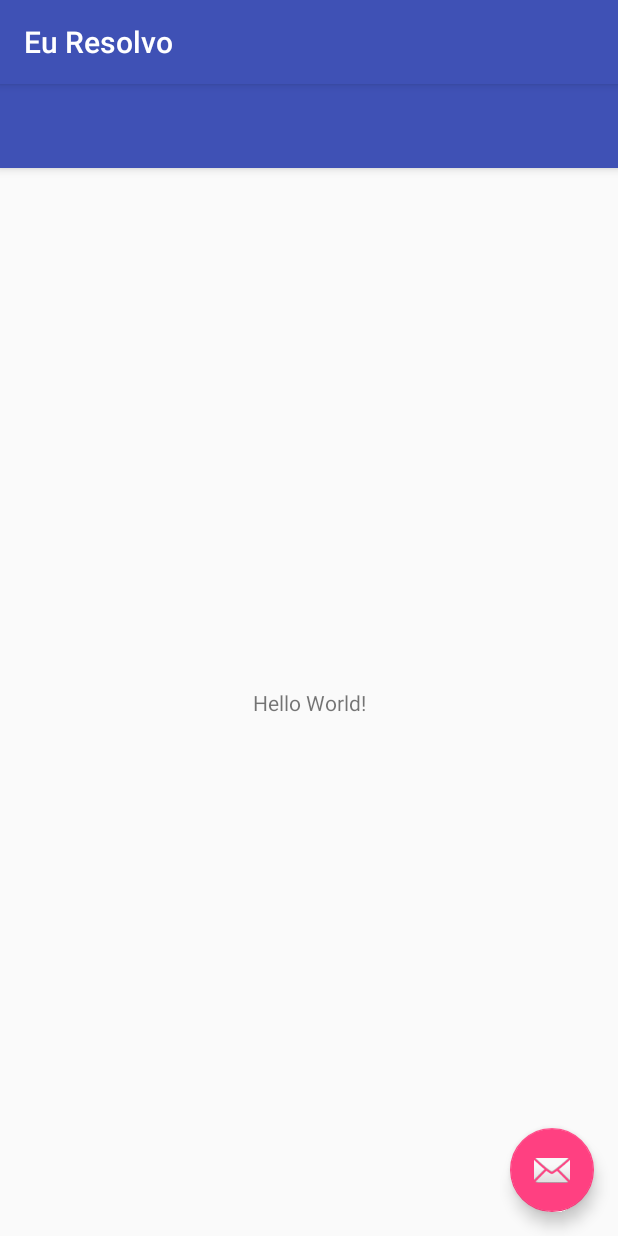
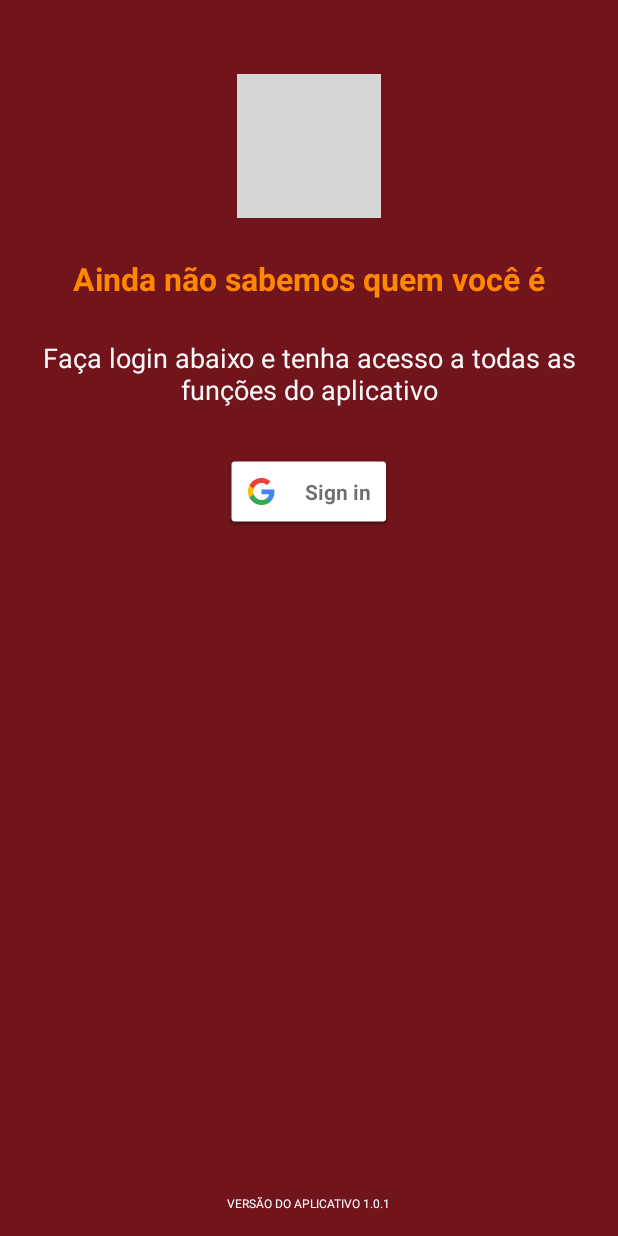
Before and after one commit to levi-rocha/resolve-mobile, an Android app: the screen it shows after launch (SignInActivity before the commit, LoginActivity after it), on a phone screen of 412 x 824 dp. Run offline under Robolectric (Android 15) with nearby library versions, the phone set to English and light mode, and no system bars; grey boxes are pictures that could not be loaded.

Commit message:
Login google

```diff
--- a/app/src/main/AndroidManifest.xml
+++ b/app/src/main/AndroidManifest.xml
@@ -20,14 +20,14 @@
             android:theme="@style/AppTheme.NoActionBar">
 
         </activity>
-        <activity android:name=".SignInActivity">
+        <activity android:name=".SignInActivity"></activity>
+        <activity android:name=".LoginActivity">
             <intent-filter>
                 <action android:name="android.intent.action.MAIN" />
 
                 <category android:name="android.intent.category.LAUNCHER" />
             </intent-filter>
         </activity>
-
     </application>
 
 </manifest>
--- /dev/null
+++ b/app/src/main/java/br/unifor/euresolvo/LoginActivity.java
@@ -0,0 +1,194 @@
+package br.unifor.euresolvo;
+
+import android.app.ProgressDialog;
+import android.content.Intent;
+import android.net.Uri;
+import android.os.Bundle;
+import android.os.Handler;
+import android.support.v7.app.ActionBar;
+import android.support.v7.app.AppCompatActivity;
+import android.util.Log;
+import android.view.View;
+import android.widget.TextView;
+import android.widget.Toast;
+
+
+import com.google.android.gms.auth.api.Auth;
+import com.google.android.gms.auth.api.signin.GoogleSignInAccount;
+import com.google.android.gms.auth.api.signin.GoogleSignInOptions;
+import com.google.android.gms.auth.api.signin.GoogleSignInResult;
+import com.google.android.gms.common.ConnectionResult;
+import com.google.android.gms.common.SignInButton;
+import com.google.android.gms.common.api.GoogleApiClient;
+import com.google.android.gms.common.api.OptionalPendingResult;
+import com.google.android.gms.common.api.ResultCallback;
+import com.google.android.gms.common.api.Status;
+
+
+
+public class LoginActivity extends AppCompatActivity implements GoogleApiClient.OnConnectionFailedListener,
+        View.OnClickListener{
+
+
+    private static final String TAG = "SignInActivity";
+    private static final int RC_SIGN_IN = 9001;
+    private ProgressDialog mProgressDialog;
+    private GoogleApiClient mGoogleApiClient;
+
+    @Override
+    protected void onCreate(Bundle savedInstanceState) {
+        super.onCreate(savedInstanceState);
+        setContentView(R.layout.activity_login);
+        ActionBar bar = getSupportActionBar();
+
+        findViewById(R.id.sign_in_button).setOnClickListener(this);
+        // Configure sign-in to request the user's ID, email address, and basic profile. ID and
+        // basic profile are included in DEFAULT_SIGN_IN.
+        GoogleSignInOptions gso = new GoogleSignInOptions.Builder(GoogleSignInOptions.DEFAULT_SIGN_IN)
+                .requestEmail()
+                .build();
+
+        // Build a GoogleApiClient with access to GoogleSignIn.API and the options above.
+        // ATTENTION: This "addApi(AppIndex.API)"was auto-generated to implement the App Indexing API.
+        // See https://g.co/AppIndexing/AndroidStudio for more information.
+        mGoogleApiClient = new GoogleApiClient.Builder(this)
+                .enableAutoManage(this /* FragmentActivity */, this /* OnConnectionFailedListener */)
+                .addApi(Auth.GOOGLE_SIGN_IN_API, gso)
+                .build();
+
+        try{
+            boolean logout = getIntent().getExtras().getBoolean("logout");
+            if (logout){
+
+            }
+        }catch (Exception e){
+            // logout não execultado
+        }
+        bar.hide();
+
+    }
+
+
+    @Override public void onActivityResult(int requestCode, int resultCode, Intent data) {
+        super.onActivityResult(requestCode, resultCode, data);
+
+        // Result returned from launching the Intent from
+        //   GoogleSignInApi.getSignInIntent(...);
+        if (requestCode == RC_SIGN_IN) {
+            GoogleSignInResult result = Auth.GoogleSignInApi.getSignInResultFromIntent(data);
+            handleSignInResult(result);
+
+        }
+    }
+
+    private void handleSignInResult(GoogleSignInResult result) {
+        Log.d(TAG, "handleSignInResult:" + result.isSuccess());
+        if (result.isSuccess()) {
+            // Signed in successfully, show authenticated UI.
+            GoogleSignInAccount acct = result.getSignInAccount();
+            // TODO: acct (resultado)
+            hideProgressDialog();
+            startActivity(new Intent(LoginActivity.this, MainActivity.class));
+//
+//            updateUI(true);
+//        } else {
+//            // Signed out, show unauthenticated UI.
+//            updateUI(false);
+        }
+    }
+
+    private void updateUI(boolean signedIn) {
+        if (signedIn) {
+            findViewById(R.id.sign_in_button).setVisibility(View.GONE);
+            findViewById(R.id.sign_out_and_disconnect).setVisibility(View.VISIBLE);
+        } else {
+
+
+            findViewById(R.id.sign_in_button).setVisibility(View.VISIBLE);
+            findViewById(R.id.sign_out_and_disconnect).setVisibility(View.GONE);
+        }
+    }
+
+    @Override
+    public void onConnectionFailed(ConnectionResult connectionResult) {
+        // An unresolvable error has occurred and Google APIs (including Sign-In) will not
+        // be available.
+        Log.d(TAG, "onConnectionFailed:" + connectionResult);
+    }
+
+    private void signIn() {
+        boolean logout;
+
+        try {
+            logout = getIntent().getExtras().getBoolean("logout");
+        }catch (Exception e){
+            logout = false;
+        }
+
+        if(logout){
+            signOut();
+        }
+        showProgressDialog();
+        Intent signInIntent = Auth.GoogleSignInApi.getSignInIntent(mGoogleApiClient);
+        startActivityForResult(signInIntent, RC_SIGN_IN);
+    }
+
+
+    private void signOut() {
+        Auth.GoogleSignInApi.signOut(mGoogleApiClient).setResultCallback(
+                new ResultCallback<Status>() {
+                    @Override
+                    public void onResult(Status status) {
+                    }
+                });
+    }
+
+    private void showProgressDialog() {
+        if (mProgressDialog == null) {
+            mProgressDialog = new ProgressDialog(this);
+            mProgressDialog.setMessage(getString(R.string.loading));
+            mProgressDialog.setIndeterminate(true);
+        }
+
+        mProgressDialog.show();
+    }
+
+
+    private void hideProgressDialog() {
+        if (mProgressDialog != null && mProgressDialog.isShowing()) {
+            mProgressDialog.hide();
+        }
+    }
+
+    /**
+     * Called when a view has been clicked.
+     *
+     * @param v The view that was clicked.
+     */
+    @Override
+    public void onClick(View v) {
+        switch (v.getId()) {
+            case R.id.sign_in_button:
+
+               signIn();
+                break;
+            // ...
+        }
+    }
+
+    @Override
+    public void onStart() {
+        super.onStart();
+
+    }
+
+    @Override
+    public void onStop() {
+        super.onStop();
+        mGoogleApiClient.disconnect();
+        if (mProgressDialog != null) {
+            mProgressDialog.dismiss();
+        }
+    }
+
+}
--- /dev/null
+++ b/app/src/main/res/layout/activity_login.xml
@@ -0,0 +1,82 @@
+<?xml version="1.0" encoding="utf-8"?>
+<RelativeLayout xmlns:android="http://schemas.android.com/apk/res/android"
+    xmlns:tools="http://schemas.android.com/tools"
+    android:layout_width="match_parent"
+    android:layout_height="match_parent"
+    android:paddingBottom="@dimen/activity_vertical_margin"
+    android:paddingLeft="@dimen/activity_horizontal_margin"
+    android:paddingRight="@dimen/activity_horizontal_margin"
+    android:paddingTop="@dimen/activity_vertical_margin"
+    tools:context="br.unifor.euresolvo.LoginActivity"
+    android:background="#71141c">
+
+    <!--<Button-->
+    <!--android:layout_width="300dp"-->
+    <!--android:layout_height="50dp"-->
+    <!--android:text="@string/btn_login"-->
+    <!--android:id="@+id/btnLogin"-->
+    <!--android:background="#f9a551"-->
+    <!--android:textStyle="bold"-->
+    <!--android:textColor="#ffffff"-->
+    <!--android:layout_below="@+id/textView3"-->
+    <!--android:layout_centerHorizontal="true"-->
+    <!--android:layout_marginTop="26dp"-->
+    <!--android:onClick="goLogon" />-->
+
+    <TextView
+        android:layout_width="wrap_content"
+        android:layout_height="wrap_content"
+        android:textAppearance="?android:attr/textAppearanceMedium"
+        android:text="@string/tl_unnamed"
+        android:id="@+id/textView2"
+        android:textStyle="bold"
+        android:textSize="21dp"
+        android:textColor="@android:color/holo_orange_dark"
+        android:layout_below="@+id/imageView3"
+        android:layout_centerHorizontal="true"
+        android:layout_marginTop="26dp" />
+
+    <TextView
+        android:layout_width="wrap_content"
+        android:layout_height="wrap_content"
+        android:textAppearance="?android:attr/textAppearanceMedium"
+        android:text="@string/tl_unnamedtwo"
+        android:id="@+id/textView3"
+        android:textAlignment="center"
+        android:textSize="18dp"
+        android:textColor="@color/background_material_light"
+        android:layout_below="@+id/textView2"
+        android:layout_alignParentStart="true"
+        android:layout_marginTop="26dp" />
+
+    <ImageView
+        android:layout_width="wrap_content"
+        android:layout_height="wrap_content"
+        android:id="@+id/imageView3"
+        android:src="@drawable/ic_unnamed"
+        android:layout_alignParentTop="true"
+        android:layout_centerHorizontal="true"
+        android:layout_marginTop="33dp" />
+
+    <TextView
+        android:layout_width="wrap_content"
+        android:layout_height="wrap_content"
+        android:textAppearance="?android:attr/textAppearanceSmall"
+        android:text="@string/app_version"
+        android:id="@+id/textView4"
+        android:layout_alignParentBottom="true"
+        android:layout_centerHorizontal="true"
+        android:textSize="8dp"
+        android:textColor="#ffffff" />
+
+    <com.google.android.gms.common.SignInButton
+        android:id="@+id/sign_in_button"
+        android:layout_width="wrap_content"
+        android:layout_height="wrap_content"
+        android:layout_marginTop="31dp"
+        android:textStyle="bold"
+        android:layout_below="@+id/textView3"
+        android:layout_centerHorizontal="true" />
+
+
+</RelativeLayout>
--- a/app/src/main/res/values/strings.xml
+++ b/app/src/main/res/values/strings.xml
@@ -73,5 +73,10 @@
              from https://console.developers.google.com/ -->
     <string name="server_client_id">YOUR_SERVER_CLIENT_ID</string>
 
+    <string name="tl_unnamed">Ainda não sabemos quem você é</string>
+    <string name="tl_unnamedtwo">Faça login abaixo e tenha acesso a todas as funções do aplicativo</string>
+    <string name="app_version">VERSÃO DO APLICATIVO 1.0.1</string>
+
+
 
 </resources>
```
Lines whose indentation alone changed are shown as unchanged.
